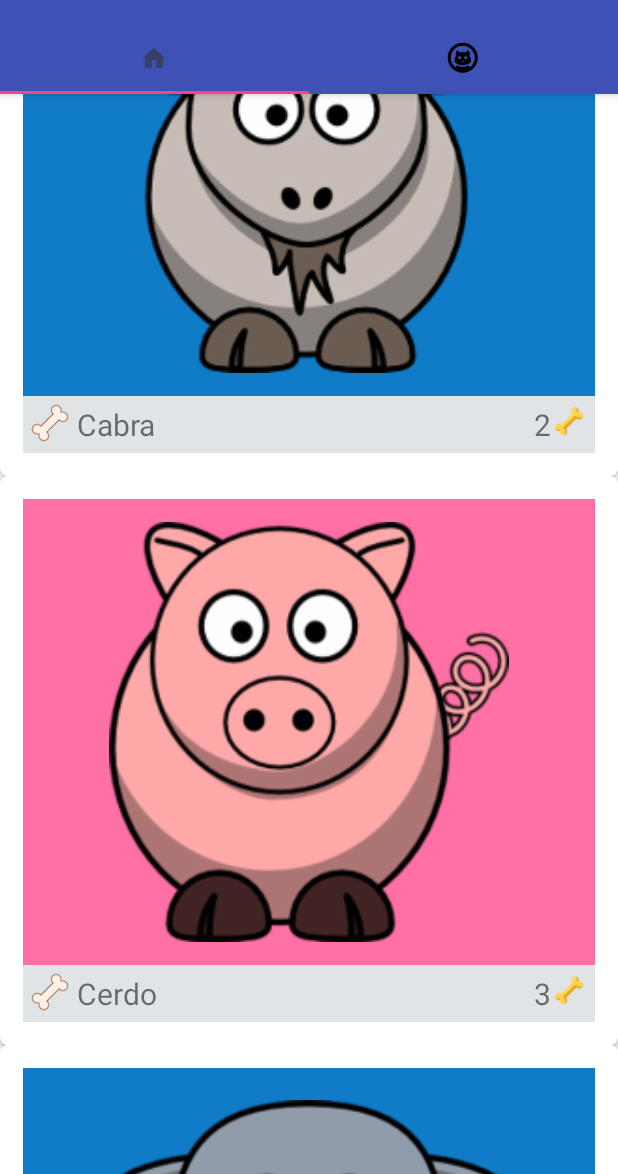
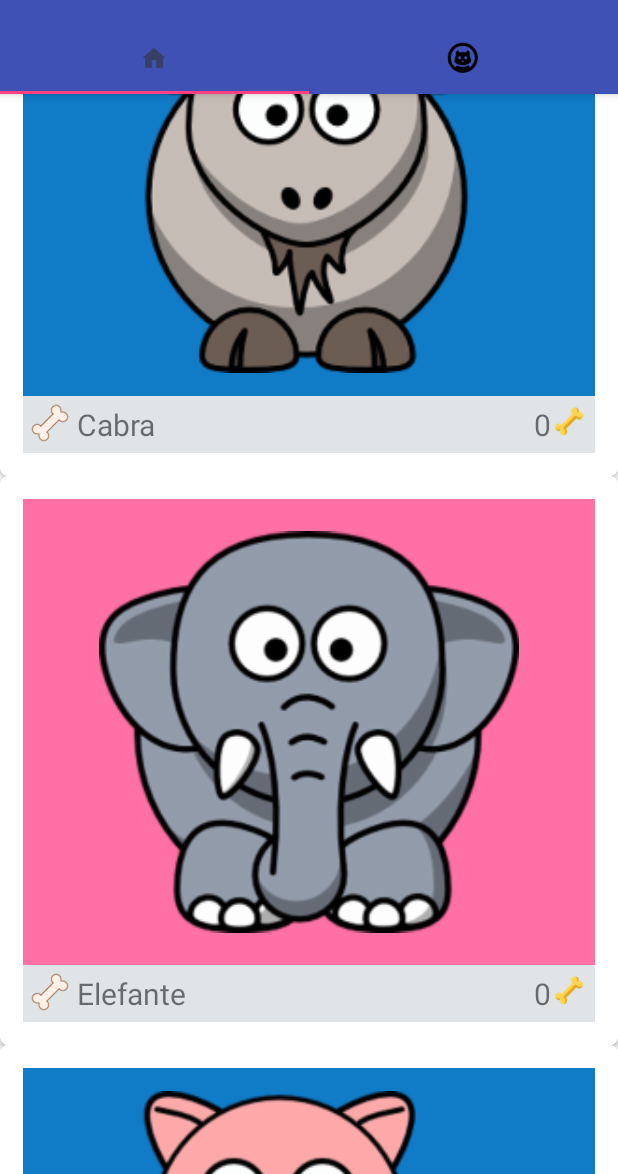
Before and after one commit to avilavalenz/PetagramCoursera, an Android app: the screen it shows after launch (ListaMascotasActivity), scrolled down 504 dp, on a phone screen of 412 x 824 dp, the part 62-1236 px from its top. Run offline under Robolectric (Android 15) with nearby library versions, the phone set to English and light mode, and no system bars.

Commit message:
Capturas de pantalla

```diff
--- a/app/src/main/java/mx/com/tormex/petagram/petagramcoursera/MascotasFavoritasActivity.java
+++ b/app/src/main/java/mx/com/tormex/petagram/petagramcoursera/MascotasFavoritasActivity.java
@@ -57,11 +57,11 @@ public class MascotasFavoritasActivity extends AppCompatActivity {
 
     public void inicializarListaMascotas(){
         mascotas = new ArrayList<Mascota>();
-        mascotas.add(new Mascota(R.drawable.zebra, "Zebra", 6));
-        mascotas.add(new Mascota(R.drawable.leopardo, "Leopardo", 5));
-        mascotas.add(new Mascota(R.drawable.elefante, "Elefante", 4));
-        mascotas.add(new Mascota(R.drawable.cerdo, "Cerdo", 3));
-        mascotas.add(new Mascota(R.drawable.cabra, "Cabra", 2));
+//        mascotas.add(new Mascota(R.drawable.zebra, "Zebra", 6));
+//        mascotas.add(new Mascota(R.drawable.leopardo, "Leopardo", 5));
+//        mascotas.add(new Mascota(R.drawable.elefante, "Elefante", 4));
+//        mascotas.add(new Mascota(R.drawable.cerdo, "Cerdo", 3));
+//        mascotas.add(new Mascota(R.drawable.cabra, "Cabra", 2));
     }
 
     public void inicializarAdaptador(){
--- a/app/src/main/java/mx/com/tormex/petagram/petagramcoursera/adapter/MascotaAdaptador.java
+++ b/app/src/main/java/mx/com/tormex/petagram/petagramcoursera/adapter/MascotaAdaptador.java
@@ -13,6 +13,7 @@ import android.widget.Toast;
 
 import java.util.ArrayList;
 
+import mx.com.tormex.petagram.petagramcoursera.db.ConstructorMascotas;
 import mx.com.tormex.petagram.petagramcoursera.pojo.Mascota;
 import mx.com.tormex.petagram.petagramcoursera.R;
 
@@ -37,7 +38,7 @@ public class MascotaAdaptador extends RecyclerView.Adapter<MascotaAdaptador.Masc
     }
 
     @Override
-    public void onBindViewHolder(MascotaViewHolder mascotaViewHolder, int position) {
+    public void onBindViewHolder(final MascotaViewHolder mascotaViewHolder, int position) {
         final Mascota mascota = mascotas.get(position);
         mascotaViewHolder.imgImagen.setImageResource(mascota.getFotografia());
         mascotaViewHolder.tvNombre.setText(mascota.getNombre());
@@ -52,6 +53,9 @@ public class MascotaAdaptador extends RecyclerView.Adapter<MascotaAdaptador.Masc
             @Override
             public void onClick(View view) {
                 Toast.makeText(activity, "Like", Toast.LENGTH_SHORT).show();
+                ConstructorMascotas constructorContactos = new ConstructorMascotas(activity);
+                constructorContactos.darLikeMascota(mascota);
+                mascotaViewHolder.tvRating.setText(String.valueOf(constructorContactos.obtenerLikesContacto(mascota) + " Likes"));
             }
         });
     }
--- /dev/null
+++ b/app/src/main/java/mx/com/tormex/petagram/petagramcoursera/db/BaseDatos.java
@@ -0,0 +1,106 @@
+package mx.com.tormex.petagram.petagramcoursera.db;
+
+import android.content.ContentValues;
+import android.content.Context;
+import android.database.Cursor;
+import android.database.sqlite.SQLiteDatabase;
+import android.database.sqlite.SQLiteOpenHelper;
+
+import java.util.ArrayList;
+
+import mx.com.tormex.petagram.petagramcoursera.pojo.Mascota;
+
+/**
+ * Created by Sistemas on 08/07/2017.
+ */
+
+
+public class BaseDatos extends SQLiteOpenHelper {
+
+    private Context context;
+
+    public BaseDatos(Context context) {
+        super(context, ConstantesBaseDatos.DATABASE_NAME, null, ConstantesBaseDatos.DATABASE_VERSION);
+        this.context = context;
+    }
+
+    @Override
+    public void onCreate(SQLiteDatabase db) {
+        String queryCrearTablaContacto =
+                "CREATE TABLE " + ConstantesBaseDatos.TABLE_MASCOTA + "("+
+                        ConstantesBaseDatos.TABLE_MASCOTA_ID + " INTEGER PRIMARY KEY AUTOINCREMENT, " +
+                        ConstantesBaseDatos.TABLE_MASCOTA_NOMBRE + " TEXT, " +
+                        ConstantesBaseDatos.TABLE_MASCOTA_FOTO + " INTEGER" +
+                        ")";
+
+        String queryCrearTablaLikesContacto =
+                "CREATE TABLE " + ConstantesBaseDatos.TABLE_LIKES_MASCOTA + "("+
+                        ConstantesBaseDatos.TABLE_LIKES_MASCOTA_ID + " INTEGER PRIMARY KEY AUTOINCREMENT, " +
+                        ConstantesBaseDatos.TABLE_LIKES_MASCOTA_ID_MASCOTA + " INTEGER, " +
+                        ConstantesBaseDatos.TABLE_LIKES_MASCOTA_NUMERO_LIKES + " INTEGER, " +
+                        "FOREIGN KEY (" + ConstantesBaseDatos.TABLE_LIKES_MASCOTA_ID_MASCOTA + ") "+
+                        "REFERENCES  " + ConstantesBaseDatos.TABLE_MASCOTA + " ("+ ConstantesBaseDatos.TABLE_MASCOTA_ID +") " +
+                        ")";
+
+        db.execSQL(queryCrearTablaContacto);
+        db.execSQL(queryCrearTablaLikesContacto);
+    }
+
+    @Override
+    public void onUpgrade(SQLiteDatabase db, int i, int i1) {
+        db.execSQL("DROP TABLE IF EXISTS" + ConstantesBaseDatos.TABLE_MASCOTA);
+        db.execSQL("DROP TABLE IF EXISTS" + ConstantesBaseDatos.TABLE_LIKES_MASCOTA);
+        onCreate(db);
+    }
+
+    public ArrayList<Mascota> obtenerTodasLasMascotas(){
+        ArrayList<Mascota> mascotas = new ArrayList<>();
+
+        String query = "SELECT * FROM " + ConstantesBaseDatos.TABLE_MASCOTA;
+        SQLiteDatabase db = this.getReadableDatabase();
+        Cursor registros = db.rawQuery(query, null);
+
+        while (registros.moveToNext()){
+            Mascota mascotaActual = new Mascota();
+            mascotaActual.setMascotaId(registros.getInt(0));
+            mascotaActual.setNombre(registros.getString(1));
+            mascotaActual.setFotografia(registros.getInt(2));
+            //Quite de aqui el add
+            String queryLikes = "SELECT COUNT(*) FROM " + ConstantesBaseDatos.TABLE_LIKES_MASCOTA + " WHERE " + ConstantesBaseDatos.TABLE_LIKES_MASCOTA_ID_MASCOTA + " = " + mascotaActual.getMascotaId();
+            Cursor registrosLikes = db.rawQuery(queryLikes, null);
+            if (registrosLikes.moveToNext()) {
+                mascotaActual.setRating(registrosLikes.getInt(0));
+            } else {
+                mascotaActual.setRating(0);
+            }
+            mascotas.add(mascotaActual);
+        }
+        db.close();
+        return mascotas;
+    }
+
+    public void insertarMascota(ContentValues contentValues){
+        SQLiteDatabase db = this.getWritableDatabase();
+        db.insert(ConstantesBaseDatos.TABLE_MASCOTA, null, contentValues);
+        db.close();
+    }
+
+    public void insertarLikeContacto(ContentValues contentValues){
+        SQLiteDatabase db = this.getWritableDatabase();
+        db.insert(ConstantesBaseDatos.TABLE_LIKES_MASCOTA, null, contentValues);
+        db.close();
+    }
+
+    public int obtenerLikesContacto(Mascota mascota){
+        int likes = 0;
+        String query = "SELECT COUNT(" + ConstantesBaseDatos.TABLE_LIKES_MASCOTA_NUMERO_LIKES + ") FROM " + ConstantesBaseDatos.TABLE_LIKES_MASCOTA + " WHERE " + ConstantesBaseDatos.TABLE_LIKES_MASCOTA_ID_MASCOTA + " = " + mascota.getMascotaId();
+        SQLiteDatabase db = this.getWritableDatabase();
+        Cursor registros = db.rawQuery(query, null);
+        if(registros.moveToNext()){
+            likes = registros.getInt(0);
+        }
+        db.close();
+        return likes;
+    }
+
+}
--- /dev/null
+++ b/app/src/main/java/mx/com/tormex/petagram/petagramcoursera/db/ConstantesBaseDatos.java
@@ -0,0 +1,20 @@
+package mx.com.tormex.petagram.petagramcoursera.db;
+
+/**
+ * Created by Sistemas on 08/07/2017.
+ */
+
+public class ConstantesBaseDatos {
+    public static final String DATABASE_NAME = "mascotas";
+    public static final int DATABASE_VERSION = 1;
+
+    public static final String TABLE_MASCOTA = "mascota";
+    public static final String TABLE_MASCOTA_ID = "id";
+    public static final String TABLE_MASCOTA_NOMBRE = "nombre";
+    public static final String TABLE_MASCOTA_FOTO = "foto";
+
+    public static final String TABLE_LIKES_MASCOTA = "mascota_likes";
+    public static final String TABLE_LIKES_MASCOTA_ID = "id";
+    public static final String TABLE_LIKES_MASCOTA_ID_MASCOTA = "id_mascota";
+    public static final String TABLE_LIKES_MASCOTA_NUMERO_LIKES = "numero_likes";
+}
--- /dev/null
+++ b/app/src/main/java/mx/com/tormex/petagram/petagramcoursera/db/ConstructorMascotas.java
@@ -0,0 +1,70 @@
+package mx.com.tormex.petagram.petagramcoursera.db;
+
+import android.content.ContentValues;
+import android.content.Context;
+
+import java.util.ArrayList;
+
+import mx.com.tormex.petagram.petagramcoursera.R;
+import mx.com.tormex.petagram.petagramcoursera.pojo.Mascota;
+
+/**
+ * Created by Sistemas on 08/07/2017.
+ */
+
+public class ConstructorMascotas {
+
+
+    private static final int LIKE = 1;
+    private Context context;
+    public ConstructorMascotas(Context context) {
+        this.context = context;
+    }
+
+    public ArrayList<Mascota> obtenerDatos(){
+        BaseDatos db = new BaseDatos(context);
+        insertarTresContactos(db);
+        return db.obtenerTodasLasMascotas();
+    }
+
+    public void insertarTresContactos(BaseDatos db) {
+        ContentValues contentValues = new ContentValues();
+        contentValues.put(ConstantesBaseDatos.TABLE_MASCOTA_NOMBRE, "Buho");
+        contentValues.put(ConstantesBaseDatos.TABLE_MASCOTA_FOTO, R.drawable.buho);
+        db.insertarMascota(contentValues);
+
+        contentValues = new ContentValues();
+        contentValues.put(ConstantesBaseDatos.TABLE_MASCOTA_NOMBRE, "Cabra");
+        contentValues.put(ConstantesBaseDatos.TABLE_MASCOTA_FOTO, R.drawable.cabra);
+        db.insertarMascota(contentValues);
+
+        contentValues = new ContentValues();
+        contentValues.put(ConstantesBaseDatos.TABLE_MASCOTA_NOMBRE, "Elefante");
+        contentValues.put(ConstantesBaseDatos.TABLE_MASCOTA_FOTO, R.drawable.elefante);
+        db.insertarMascota(contentValues);
+
+        contentValues = new ContentValues();
+        contentValues.put(ConstantesBaseDatos.TABLE_MASCOTA_NOMBRE, "Cerdo");
+        contentValues.put(ConstantesBaseDatos.TABLE_MASCOTA_FOTO, R.drawable.cerdo);
+        db.insertarMascota(contentValues);
+
+        contentValues = new ContentValues();
+        contentValues.put(ConstantesBaseDatos.TABLE_MASCOTA_NOMBRE, "Zebra");
+        contentValues.put(ConstantesBaseDatos.TABLE_MASCOTA_FOTO, R.drawable.zebra);
+        db.insertarMascota(contentValues);
+    }
+
+    public void darLikeMascota(Mascota mascota){
+        BaseDatos db = new BaseDatos(context);
+        ContentValues contentValues = new ContentValues();
+        contentValues.put(ConstantesBaseDatos.TABLE_LIKES_MASCOTA_ID_MASCOTA, mascota.getMascotaId());
+        contentValues.put(ConstantesBaseDatos.TABLE_LIKES_MASCOTA_NUMERO_LIKES, LIKE);
+        db.insertarLikeContacto(contentValues);
+    }
+
+    public int obtenerLikesContacto(Mascota mascota){
+        BaseDatos db = new BaseDatos(context);
+        return db.obtenerLikesContacto(mascota);
+    }
+
+}
--- a/app/src/main/java/mx/com/tormex/petagram/petagramcoursera/fragment/GaleriaFragment.java
+++ b/app/src/main/java/mx/com/tormex/petagram/petagramcoursera/fragment/GaleriaFragment.java
@@ -50,15 +50,15 @@ public class GaleriaFragment extends Fragment {
 
     public void inicializarListaMascotas(){
         mascotas = new ArrayList<>();
-        mascotas.add(new Mascota(R.drawable.buho, "Buho", 6));
-        mascotas.add(new Mascota(R.drawable.buho, "Buho", 5));
-        mascotas.add(new Mascota(R.drawable.buho, "Buho", 4));
-        mascotas.add(new Mascota(R.drawable.buho, "Buho", 3));
-        mascotas.add(new Mascota(R.drawable.buho, "Buho", 2));
-        mascotas.add(new Mascota(R.drawable.buho, "Buho", 4));
-        mascotas.add(new Mascota(R.drawable.buho, "Buho", 3));
-        mascotas.add(new Mascota(R.drawable.buho, "Buho", 2));
-        mascotas.add(new Mascota(R.drawable.buho, "Buho", 2));
+//        mascotas.add(new Mascota(R.drawable.buho, "Buho", 6));
+//        mascotas.add(new Mascota(R.drawable.buho, "Buho", 5));
+//        mascotas.add(new Mascota(R.drawable.buho, "Buho", 4));
+//        mascotas.add(new Mascota(R.drawable.buho, "Buho", 3));
+//        mascotas.add(new Mascota(R.drawable.buho, "Buho", 2));
+//        mascotas.add(new Mascota(R.drawable.buho, "Buho", 4));
+//        mascotas.add(new Mascota(R.drawable.buho, "Buho", 3));
+//        mascotas.add(new Mascota(R.drawable.buho, "Buho", 2));
+//        mascotas.add(new Mascota(R.drawable.buho, "Buho", 2));
     }
 
     public void inicializarAdaptador(){
--- /dev/null
+++ b/app/src/main/java/mx/com/tormex/petagram/petagramcoursera/fragment/IRecyclerViewFragmentView.java
@@ -0,0 +1,16 @@
+package mx.com.tormex.petagram.petagramcoursera.fragment;
+
+import java.util.ArrayList;
+
+import mx.com.tormex.petagram.petagramcoursera.adapter.MascotaAdaptador;
+import mx.com.tormex.petagram.petagramcoursera.pojo.Mascota;
+
+/**
+ * Created by Sistemas on 08/07/2017.
+ */
+
+public interface IRecyclerViewFragmentView {
+    public void generarLinearLayoutVertical();
+    public MascotaAdaptador crearAdaptador(ArrayList<Mascota> mascotas);
+    public void inicializarAdaptadorRV(MascotaAdaptador adaptador);
+}
--- a/app/src/main/java/mx/com/tormex/petagram/petagramcoursera/fragment/RecyclerViewFragment.java
+++ b/app/src/main/java/mx/com/tormex/petagram/petagramcoursera/fragment/RecyclerViewFragment.java
@@ -14,16 +14,19 @@ import java.util.ArrayList;
 import mx.com.tormex.petagram.petagramcoursera.R;
 import mx.com.tormex.petagram.petagramcoursera.adapter.MascotaAdaptador;
 import mx.com.tormex.petagram.petagramcoursera.pojo.Mascota;
+import mx.com.tormex.petagram.petagramcoursera.presentador.IRecyclerViewFragmentPresenter;
+import mx.com.tormex.petagram.petagramcoursera.presentador.RecyclerViewFragmentPresenter;
 
 
 /**
  * A simple {@link Fragment} subclass.
  */
-public class RecyclerViewFragment extends Fragment {
+public class RecyclerViewFragment extends Fragment implements IRecyclerViewFragmentView {
 
 
     ArrayList<Mascota> mascotas;
     RecyclerView rvMascotas;
+    private IRecyclerViewFragmentPresenter presenter;
 
     public RecyclerViewFragment() {
         // Required empty public constructor
@@ -37,31 +40,33 @@ public class RecyclerViewFragment extends Fragment {
 
 
         View v = inflater.inflate(R.layout.fragment_recycler_view, container, false);
+        rvMascotas = (RecyclerView) v.findViewById(R.id.rvMascotas);
+        presenter = new RecyclerViewFragmentPresenter(this, getContext());
 
-        rvMascotas = (RecyclerView) v.findViewById(R.id.rvMascotas);
-        LinearLayoutManager manager = new LinearLayoutManager(getActivity());
-        manager.setOrientation(LinearLayoutManager.VERTICAL);
-
-        rvMascotas.setLayoutManager(manager);
-        inicializarListaMascotas();
-        inicializarAdaptador();
+//        LinearLayoutManager manager = new LinearLayoutManager(getActivity());
+//        manager.setOrientation(LinearLayoutManager.VERTICAL);
+//
+//        rvMascotas.setLayoutManager(manager);
+//        inicializarAdaptador();
 
         return v;
     }
 
-    public void inicializarListaMascotas(){
-        mascotas = new ArrayList<Mascota>();
-        mascotas.add(new Mascota(R.drawable.buho, "Buho", 1));
-        mascotas.add(new Mascota(R.drawable.cabra, "Cabra", 2));
-        mascotas.add(new Mascota(R.drawable.cerdo, "Cerdo", 3));
-        mascotas.add(new Mascota(R.drawable.elefante, "Elefante", 4));
-        mascotas.add(new Mascota(R.drawable.leopardo, "Leopardo", 5));
-        mascotas.add(new Mascota(R.drawable.zebra, "Zebra", 6));
+    @Override
+    public void generarLinearLayoutVertical() {
+        LinearLayoutManager manager = new LinearLayoutManager(getActivity());
+        manager.setOrientation(LinearLayoutManager.VERTICAL);
+        rvMascotas.setLayoutManager(manager);
     }
 
-    public void inicializarAdaptador(){
+    @Override
+    public MascotaAdaptador crearAdaptador(ArrayList<Mascota> mascotas) {
         MascotaAdaptador adaptador = new MascotaAdaptador(mascotas, getActivity());
+        return adaptador;
+    }
+
+    @Override
+    public void inicializarAdaptadorRV(MascotaAdaptador adaptador) {
         rvMascotas.setAdapter(adaptador);
     }
-
 }
--- a/app/src/main/java/mx/com/tormex/petagram/petagramcoursera/pojo/Mascota.java
+++ b/app/src/main/java/mx/com/tormex/petagram/petagramcoursera/pojo/Mascota.java
@@ -5,14 +5,29 @@ package mx.com.tormex.petagram.petagramcoursera.pojo;
  */
 
 public class Mascota {
+
+    private int mascotaId;
     private int fotografia;
     private String nombre;
     private int rating;
 
-    public Mascota(int fotografia, String nombre, int rating) {
+    public Mascota(){
+
+    }
+
+    public Mascota(int mascotaId, int fotografia, String nombre, int rating) {
+        this.mascotaId = mascotaId;
         this.fotografia = fotografia;
         this.nombre = nombre;
         this.rating = rating;
+    }
+
+    public int getMascotaId() {
+        return mascotaId;
+    }
+
+    public void setMascotaId(int fotografia) {
+        this.mascotaId = mascotaId;
     }
 
     public int getFotografia() {
--- /dev/null
+++ b/app/src/main/java/mx/com/tormex/petagram/petagramcoursera/presentador/IRecyclerViewFragmentPresenter.java
@@ -0,0 +1,13 @@
+package mx.com.tormex.petagram.petagramcoursera.presentador;
+
+/**
+ * Created by Sistemas on 08/07/2017.
+ */
+
+public interface IRecyclerViewFragmentPresenter {
+
+    public void obtenerMascotasBaseDatos();
+
+    public void mostrarMascotasRV();
+
+}
--- /dev/null
+++ b/app/src/main/java/mx/com/tormex/petagram/petagramcoursera/presentador/RecyclerViewFragmentPresenter.java
@@ -0,0 +1,40 @@
+package mx.com.tormex.petagram.petagramcoursera.presentador;
+
+import android.content.Context;
+
+import java.util.ArrayList;
+
+import mx.com.tormex.petagram.petagramcoursera.db.ConstructorMascotas;
+import mx.com.tormex.petagram.petagramcoursera.fragment.IRecyclerViewFragmentView;
+import mx.com.tormex.petagram.petagramcoursera.pojo.Mascota;
+
+/**
+ * Created by Sistemas on 08/07/2017.
+ */
+
+public class RecyclerViewFragmentPresenter implements IRecyclerViewFragmentPresenter {
+
+    private IRecyclerViewFragmentView iRecyclerViewFragmentView;
+    private Context context;
+    private ConstructorMascotas constructorMascotas;
+    private ArrayList<Mascota> mascotas;
+
+    public RecyclerViewFragmentPresenter(IRecyclerViewFragmentView iRecyclerViewFragmentView, Context context){
+        this.iRecyclerViewFragmentView = iRecyclerViewFragmentView;
+        this.context = context;
+        obtenerMascotasBaseDatos();
+    }
+
+    @Override
+    public void obtenerMascotasBaseDatos() {
+        constructorMascotas = new ConstructorMascotas(context);
+        mascotas = constructorMascotas.obtenerDatos();
+        mostrarMascotasRV();
+    }
+
+    @Override
+    public void mostrarMascotasRV() {
+        iRecyclerViewFragmentView.inicializarAdaptadorRV(iRecyclerViewFragmentView.crearAdaptador(mascotas));
+        iRecyclerViewFragmentView.generarLinearLayoutVertical();
+    }
+}
```
